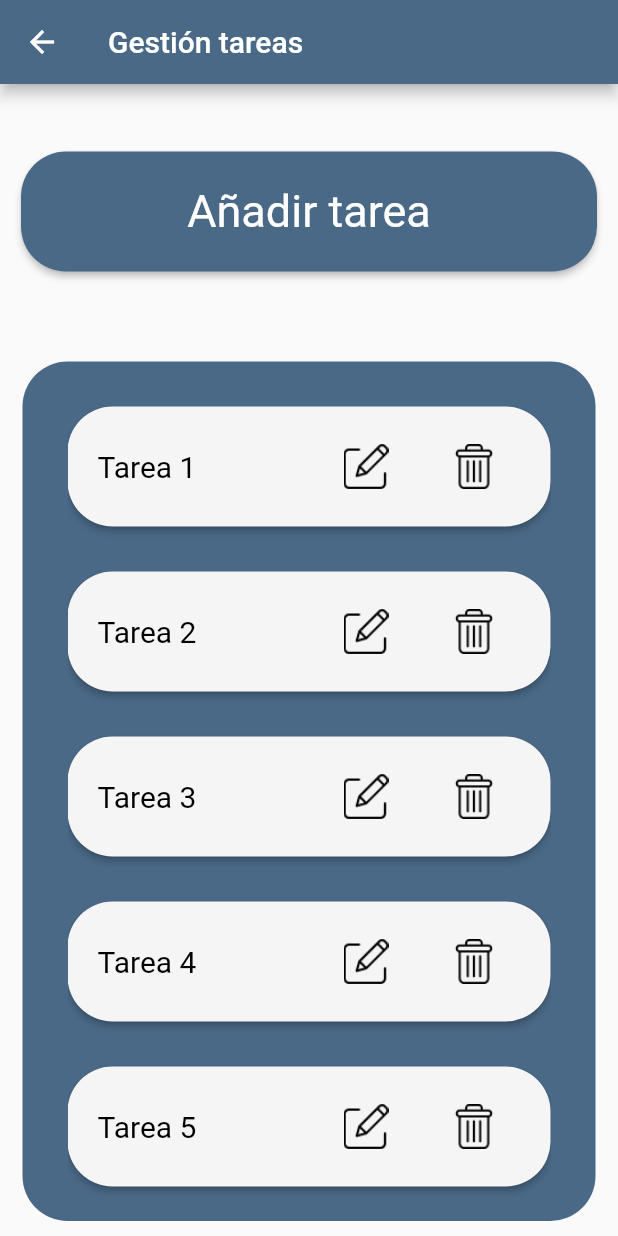
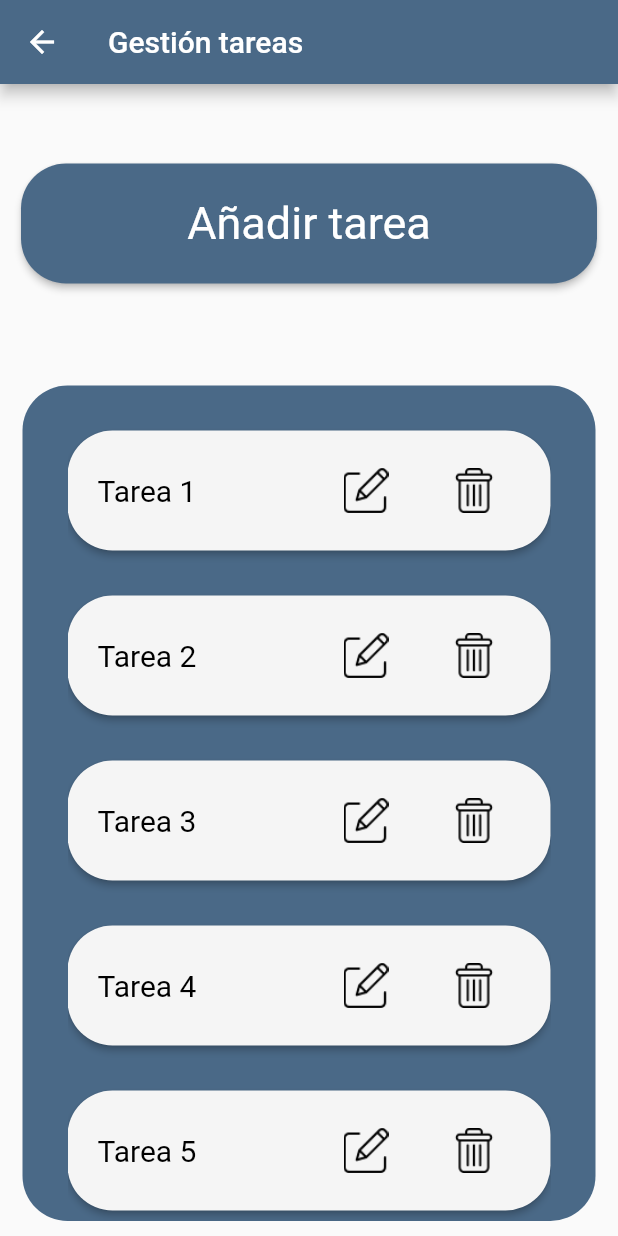
Before and after one commit to DGPAS/DGP_AS, a Flutter app: the GestionTareas screen opened directly, on a phone screen of 412 x 824 dp. Run offline on Flutter 3.47's test engine with Material 2 defaults, Android fonts, the phone set to English and light mode, and no system bars.

```diff
--- a/Dability/lib/gestion_tareas.dart
+++ b/Dability/lib/gestion_tareas.dart
@@ -32,15 +32,14 @@ class _GestionTareasState extends State<GestionTareas> {
       ),
       body:
       Container(
-        child: Container(
-          // padding: EdgeInsets.symmetric(vertical: 40),
           padding: EdgeInsets.only(top: 45.0, bottom: 10.0),
-          child: Column(
+          child: Column( // columna con el boton de añadir, y el container de la lista
             mainAxisAlignment: MainAxisAlignment.center,
             children: [
-              Container(
+              Container( // tiene el elevated button de añadir tarea
+                // width: (MediaQuery.of(context).size.width - 30).clamp(0.0, maxAnchoMaximo.toDouble()),
                 alignment: Alignment.center,
-                padding: EdgeInsets.symmetric(horizontal: 14),
+                padding: EdgeInsets.symmetric(horizontal: 14, vertical: 8),
                 child: ElevatedButton(
                   style: ElevatedButton.styleFrom(
                     minimumSize: Size(double.infinity, 80), // 180, 150
@@ -53,7 +52,7 @@ class _GestionTareasState extends State<GestionTareas> {
                     padding: EdgeInsets.symmetric(horizontal: 40), // Margen horizontal
                   ),
                   onPressed: () {
-                    // Irá a la pantalla de añadir tarea
+                    // Irá a la pantalla de añadir tarea - descomentar
                     // Navigator.push(
                     //   context,
                     //   MaterialPageRoute(builder: (context) => AddTask()),
@@ -197,13 +196,10 @@ class _GestionTareasState extends State<GestionTareas> {
                             )
                         ]
                       ),
-                    //////
                   ),
-                /////
               ),
             ],
           ),
-        ),
       ),
     );
   }
```
